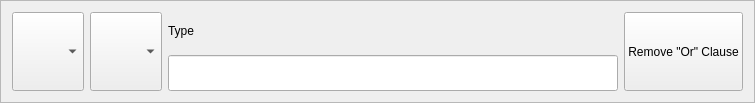
The window that ui/SearchOrClauseFrame.ui (CS-4820-Library-Project/COUNTER-5-Report-Tool-2020-5.0) describes before a commit, drawn with Qt 5.
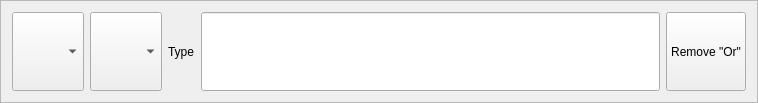
The same window after the commit.

Commit message: cleaned up Search UI a bit, moved LIKE/NOT LIKE to top of comparisons

Diff of the .ui file:
```diff
--- a/ui/SearchOrClauseFrame.ui
+++ b/ui/SearchOrClauseFrame.ui
@@ -6,7 +6,7 @@
    <rect>
     <x>0</x>
     <y>0</y>
-    <width>755</width>
+    <width>758</width>
     <height>103</height>
    </rect>
   </property>
@@ -26,7 +26,7 @@
    <enum>QFrame::Raised</enum>
   </property>
   <layout class="QGridLayout" name="gridLayout">
-   <item row="0" column="2">
+   <item row="0" column="3">
     <widget class="QFrame" name="frame">
      <layout class="QVBoxLayout" name="verticalLayout">
       <property name="leftMargin">
@@ -41,13 +41,6 @@
       <property name="bottomMargin">
        <number>0</number>
       </property>
-      <item>
-       <widget class="QLabel" name="search_type_label">
-        <property name="text">
-         <string>Type</string>
-        </property>
-       </widget>
-      </item>
       <item>
        <widget class="QLineEdit" name="search_value_parameter_lineedit">
         <property name="sizePolicy">
@@ -61,7 +54,7 @@
      </layout>
     </widget>
    </item>
-   <item row="0" column="3">
+   <item row="0" column="4">
     <widget class="QPushButton" name="search_remove_or_clause_button">
      <property name="sizePolicy">
       <sizepolicy hsizetype="Preferred" vsizetype="Minimum">
@@ -70,7 +63,7 @@
       </sizepolicy>
      </property>
      <property name="text">
-      <string>Remove &quot;Or&quot; Clause</string>
+      <string>Remove &quot;Or&quot;</string>
      </property>
     </widget>
    </item>
@@ -94,6 +87,13 @@
      </property>
     </widget>
    </item>
+   <item row="0" column="2">
+    <widget class="QLabel" name="search_type_label">
+     <property name="text">
+      <string>Type</string>
+     </property>
+    </widget>
+   </item>
   </layout>
  </widget>
  <resources/>
```
The commit also changes 6 other files.
